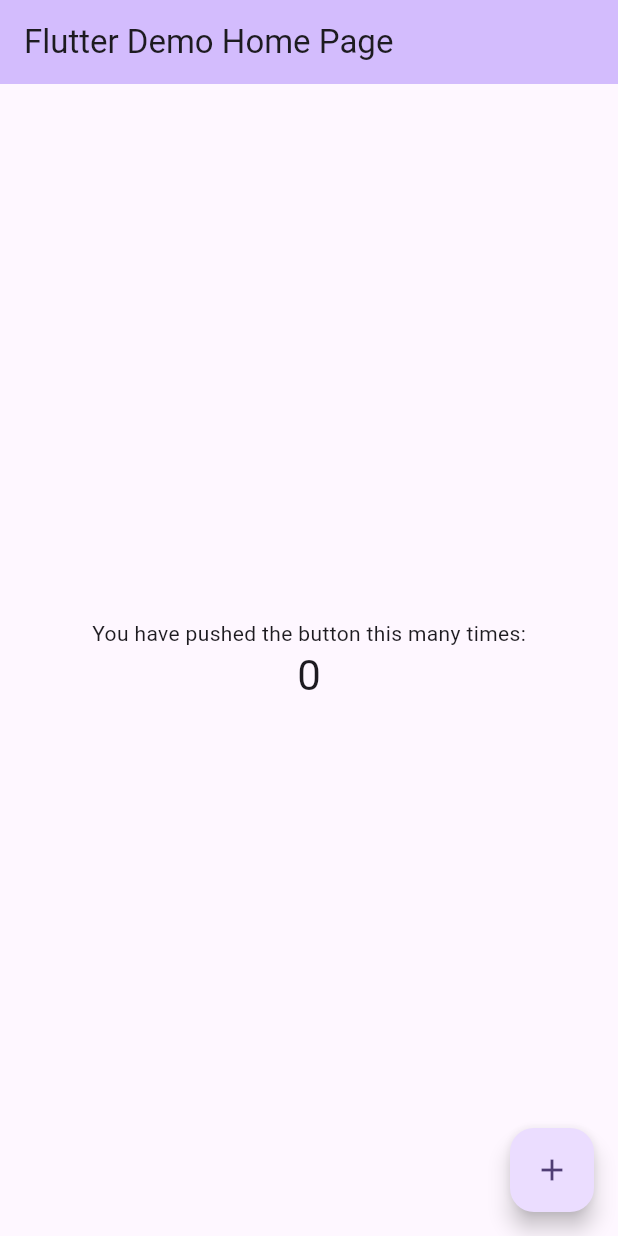
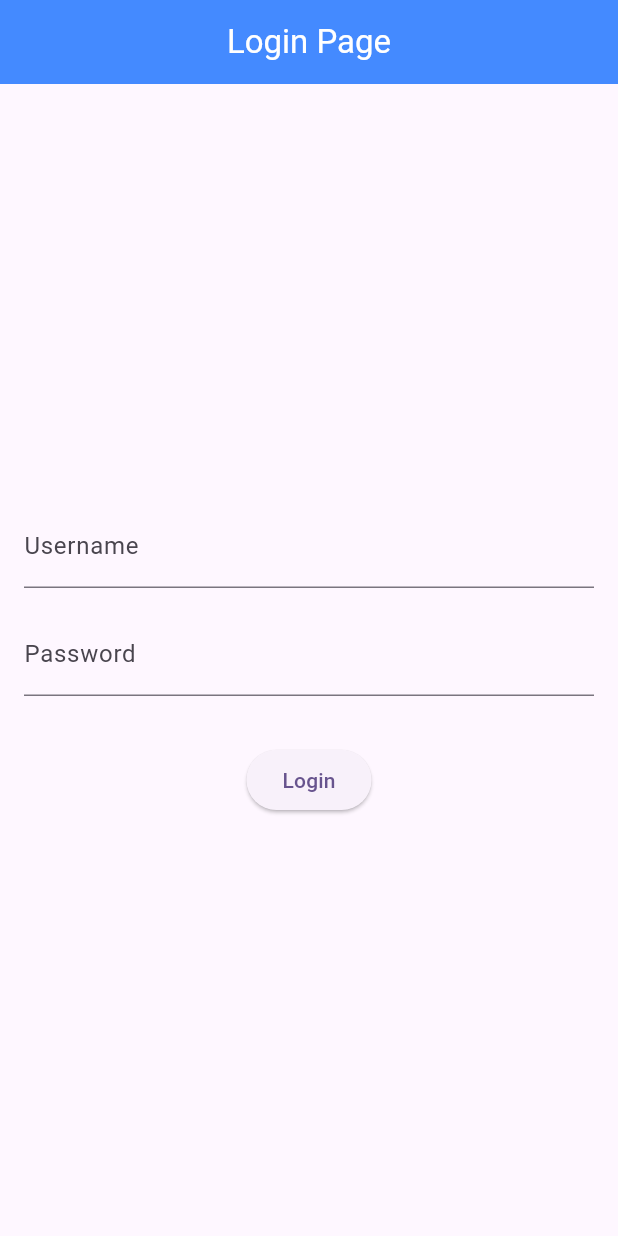
Before and after one commit to PrantoMondal/Expense-Manager, a Flutter app: the screen it shows after launch, on a phone screen of 412 x 824 dp. Run offline on Flutter 3.47's test engine with Material 2 defaults, Android fonts, the phone set to English and light mode, and no system bars; our stand-ins replace fl_chart.

Commit message:
pages added

```diff
--- /dev/null
+++ b/lib/auth/login_page.dart
@@ -0,0 +1,54 @@
+import 'package:expense_manager/pages/dashboard_page.dart';
+import 'package:flutter/material.dart';
+
+class LoginPage extends StatefulWidget {
+  @override
+  _LoginPageState createState() => _LoginPageState();
+}
+
+class _LoginPageState extends State<LoginPage> {
+  TextEditingController _usernameController = TextEditingController();
+  TextEditingController _passwordController = TextEditingController();
+
+  @override
+  Widget build(BuildContext context) {
+    return Scaffold(
+      appBar: AppBar(
+        backgroundColor: Colors.blueAccent,
+        centerTitle: true,
+        title: const Text(
+          'Login Page',
+          style: TextStyle(color: Colors.white),
+        ),
+      ),
+      body: Padding(
+        padding: const EdgeInsets.all(16.0),
+        child: Column(
+          mainAxisAlignment: MainAxisAlignment.center,
+          children: [
+            TextField(
+              controller: _usernameController,
+              decoration: const InputDecoration(labelText: 'Username'),
+            ),
+            const SizedBox(height: 16.0),
+            TextField(
+              controller: _passwordController,
+              obscureText: true,
+              decoration: const InputDecoration(labelText: 'Password'),
+            ),
+            const SizedBox(height: 32.0),
+            ElevatedButton(
+              onPressed: () {
+                print('Username: ${_usernameController.text}');
+                print('Password: ${_passwordController.text}');
+                Navigator.push(context,
+                    MaterialPageRoute(builder: (_) => DashboardPage()));
+              },
+              child: Text('Login'),
+            ),
+          ],
+        ),
+      ),
+    );
+  }
+}
--- a/lib/main.dart
+++ b/lib/main.dart
@@ -1,7 +1,10 @@
+import 'package:expense_manager/auth/login_page.dart';
 import 'package:flutter/material.dart';
 
 void main() {
-  runApp(const MyApp());
+  WidgetsFlutterBinding.ensureInitialized();
+  // await Firebase.initializeApp();
+  runApp(MyApp());
 }
 
 class MyApp extends StatelessWidget {
@@ -13,113 +16,10 @@ class MyApp extends StatelessWidget {
     return MaterialApp(
       title: 'Flutter Demo',
       theme: ThemeData(
-        // This is the theme of your application.
-        //
-        // TRY THIS: Try running your application with "flutter run". You'll see
-        // the application has a blue toolbar. Then, without quitting the app,
-        // try changing the seedColor in the colorScheme below to Colors.green
-        // and then invoke "hot reload" (save your changes or press the "hot
-        // reload" button in a Flutter-supported IDE, or press "r" if you used
-        // the command line to start the app).
-        //
-        // Notice that the counter didn't reset back to zero; the application
-        // state is not lost during the reload. To reset the state, use hot
-        // restart instead.
-        //
-        // This works for code too, not just values: Most code changes can be
-        // tested with just a hot reload.
         colorScheme: ColorScheme.fromSeed(seedColor: Colors.deepPurple),
         useMaterial3: true,
       ),
-      home: const MyHomePage(title: 'Flutter Demo Home Page'),
+      home: LoginPage(),
     );
   }
 }
-
-class MyHomePage extends StatefulWidget {
-  const MyHomePage({super.key, required this.title});
-
-  // This widget is the home page of your application. It is stateful, meaning
-  // that it has a State object (defined below) that contains fields that affect
-  // how it looks.
-
-  // This class is the configuration for the state. It holds the values (in this
-  // case the title) provided by the parent (in this case the App widget) and
-  // used by the build method of the State. Fields in a Widget subclass are
-  // always marked "final".
-
-  final String title;
-
-  @override
-  State<MyHomePage> createState() => _MyHomePageState();
-}
-
-class _MyHomePageState extends State<MyHomePage> {
-  int _counter = 0;
-
-  void _incrementCounter() {
-    setState(() {
-      // This call to setState tells the Flutter framework that something has
-      // changed in this State, which causes it to rerun the build method below
-      // so that the display can reflect the updated values. If we changed
-      // _counter without calling setState(), then the build method would not be
-      // called again, and so nothing would appear to happen.
-      _counter++;
-    });
-  }
-
-  @override
-  Widget build(BuildContext context) {
-    // This method is rerun every time setState is called, for instance as done
-    // by the _incrementCounter method above.
-    //
-    // The Flutter framework has been optimized to make rerunning build methods
-    // fast, so that you can just rebuild anything that needs updating rather
-    // than having to individually change instances of widgets.
-    return Scaffold(
-      appBar: AppBar(
-        // TRY THIS: Try changing the color here to a specific color (to
-        // Colors.amber, perhaps?) and trigger a hot reload to see the AppBar
-        // change color while the other colors stay the same.
-        backgroundColor: Theme.of(context).colorScheme.inversePrimary,
-        // Here we take the value from the MyHomePage object that was created by
-        // the App.build method, and use it to set our appbar title.
-        title: Text(widget.title),
-      ),
-      body: Center(
-        // Center is a layout widget. It takes a single child and positions it
-        // in the middle of the parent.
-        child: Column(
-          // Column is also a layout widget. It takes a list of children and
-          // arranges them vertically. By default, it sizes itself to fit its
-          // children horizontally, and tries to be as tall as its parent.
-          //
-          // Column has various properties to control how it sizes itself and
-          // how it positions its children. Here we use mainAxisAlignment to
-          // center the children vertically; the main axis here is the vertical
-          // axis because Columns are vertical (the cross axis would be
-          // horizontal).
-          //
-          // TRY THIS: Invoke "debug painting" (choose the "Toggle Debug Paint"
-          // action in the IDE, or press "p" in the console), to see the
-          // wireframe for each widget.
-          mainAxisAlignment: MainAxisAlignment.center,
-          children: <Widget>[
-            const Text(
-              'You have pushed the button this many times:',
-            ),
-            Text(
-              '$_counter',
-              style: Theme.of(context).textTheme.headlineMedium,
-            ),
-          ],
-        ),
-      ),
-      floatingActionButton: FloatingActionButton(
-        onPressed: _incrementCounter,
-        tooltip: 'Increment',
-        child: const Icon(Icons.add),
-      ), // This trailing comma makes auto-formatting nicer for build methods.
-    );
-  }
-}
--- a/pubspec.yaml
+++ b/pubspec.yaml
@@ -35,6 +35,12 @@ dependencies:
   # The following adds the Cupertino Icons font to your application.
   # Use with the CupertinoIcons class for iOS style icons.
   cupertino_icons: ^1.0.2
+  change_app_package_name: ^1.1.0
+  fl_chart: ^0.64.0
+  firebase_core: ^2.22.0
+  firebase_auth: ^4.14.0
+
+
 
 dev_dependencies:
   flutter_test:
```
Also changed, not shown: lib/pages/dashboard_page.dart (added, +92 -0 lines), lib/pages/monthlyChart_page.dart (added, +92 -0 lines), lib/utils/add_expense_dialog.dart (added, +81 -0 lines), lib/utils/pie_chart.dart (added, +49 -0 lines), pubspec.lock, 6 other files.
